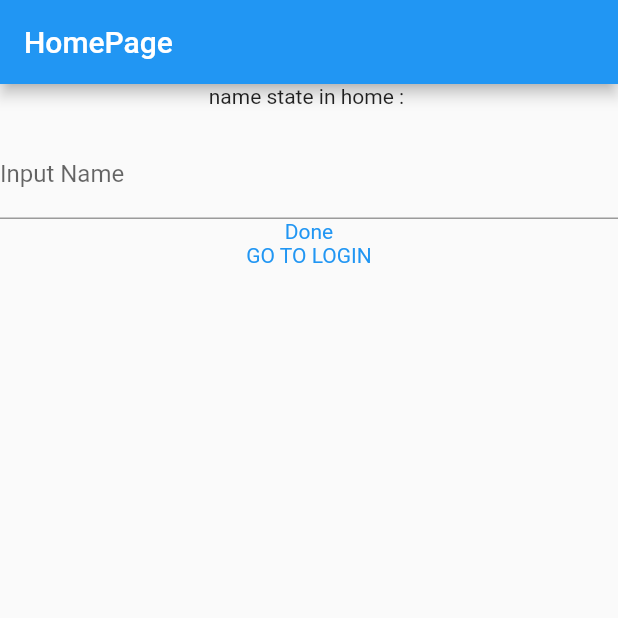
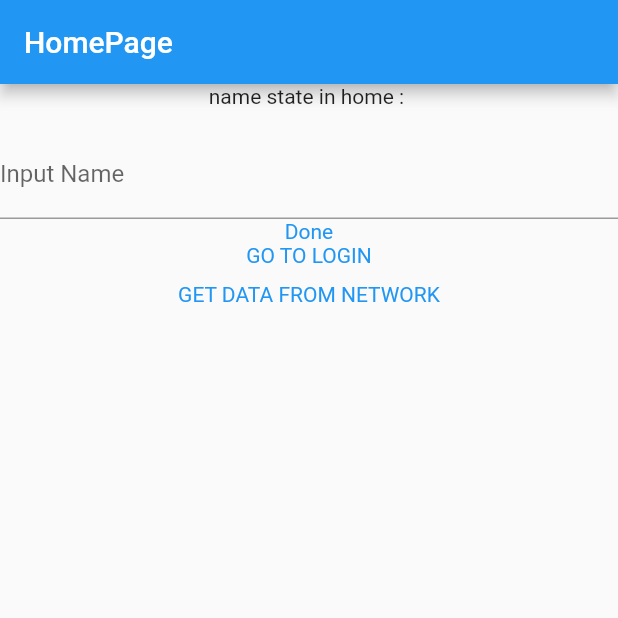
Before and after one commit to ranishrocks/dotext, a Flutter app: the screen it shows after launch, on a phone screen of 412 x 824 dp, the top half of it. Run offline on Flutter 3.47's test engine with Material 2 defaults, Android fonts, the phone set to English and light mode, and no system bars; our stand-ins replace dio, flutter_riverpod.

Commit message:
feat: add basic network structure
- its for networking example
- make resp and req data folder to separate reqs and reps by its usage places

```diff
--- /dev/null
+++ b/lib/data/remote/dio/base_dio.dart
@@ -0,0 +1,13 @@
+import 'package:dio/dio.dart';
+
+import '../network_const.dart';
+import 'interceptor.dart';
+
+BaseOptions options = BaseOptions(
+  baseUrl: API_END_POINT_URL,
+  connectTimeout: CONNECTION_TIMEOUT_MILLIS,
+  receiveTimeout: RECEIVE_TIMEOUT_MILLIS,
+);
+
+Dio dio = Dio(options)
+  ..interceptors.add(CustomLogInterceptor());
--- a/lib/data/remote/network.dart
+++ b/lib/data/remote/network.dart
@@ -0,0 +1,21 @@
+import 'dio/base_dio.dart';
+import 'network_data/response/response_data.dart';
+
+
+class Network {
+  Future<NetworkResponse> getNameAPI() async {
+    try {
+      final nameResult = await dio.get<NameAPIResponse>("/name");
+
+      if(nameResult.data == null){
+        final errorCode = NetworkErrorResp(errorCode: nameResult.statusCode, message: nameResult.statusMessage);
+        return errorCode;
+      }
+
+      return nameResult.data!;
+
+    } catch (e) {
+      return NetworkErrorResp(errorCode: 500);
+    }
+  }
+}
--- /dev/null
+++ b/lib/data/remote/network_const.dart
@@ -0,0 +1,3 @@
+const String API_END_POINT_URL = "https://";
+const CONNECTION_TIMEOUT_MILLIS = 5000;
+const RECEIVE_TIMEOUT_MILLIS = 5000;
--- /dev/null
+++ b/lib/data/remote/network_data/response/response_data.dart
@@ -0,0 +1,26 @@
+class NetworkResponse {}
+
+class NetworkErrorResp extends NetworkResponse {
+  int? errorCode;
+  String? message;
+  NetworkErrorResp({required this.errorCode, this.message});
+}
+
+class NameAPIResponse extends NetworkResponse {
+  String? name;
+  int? nameId;
+
+  NameAPIResponse({this.name, this.nameId});
+
+  NameAPIResponse.fromJson(Map<String, dynamic> json) {
+    name = json['name'];
+    nameId = json['name_id'];
+  }
+
+  Map<String, dynamic> toJson() {
+    final Map<String, dynamic> data = <String, dynamic>{};
+    data['name'] = name;
+    data['name_id'] = nameId;
+    return data;
+  }
+}
--- a/lib/data/remote/network_data/response_data.dart
+++ /dev/null
@@ -1 +0,0 @@
-// TODO : responses schema
--- a/lib/ui/pages/home_page/home_page.dart
+++ b/lib/ui/pages/home_page/home_page.dart
@@ -1,3 +1,5 @@
+import 'package:dot_connect_flutter/data/remote/network.dart';
+import 'package:dot_connect_flutter/data/remote/network_data/response/response_data.dart';
 import 'package:dot_connect_flutter/ui/pages/login_page/login_page.dart';
 import 'package:flutter/material.dart';
 import 'package:flutter_riverpod/flutter_riverpod.dart';
@@ -8,6 +10,7 @@ class HomePage extends ConsumerWidget {
   HomePage({super.key});
 
   String inputText = "";
+  String networkData = "UNDEFINED";
 
   @override
   Widget build(BuildContext context, WidgetRef ref) {
@@ -44,6 +47,16 @@ class HomePage extends ConsumerWidget {
                 style: TextStyle(color: Colors.blue),
               ),
             ),
+            SizedBox(height: 10,),
+            GestureDetector(
+              onTap: () {
+                Network().getNameAPI() as NameAPIResponse;
+              },
+              child: Text(
+                "GET DATA FROM NETWORK",
+                style: TextStyle(color: Colors.blue),
+              ),
+            ),
           ],
         ),
       ),
```
Also changed, not shown: lib/data/remote/dio/interceptor.dart (added, +25 -0 lines), lib/data/remote/network_data/request/request_data.dart (renamed from lib/data/remote/network_data/request_data.dart).
